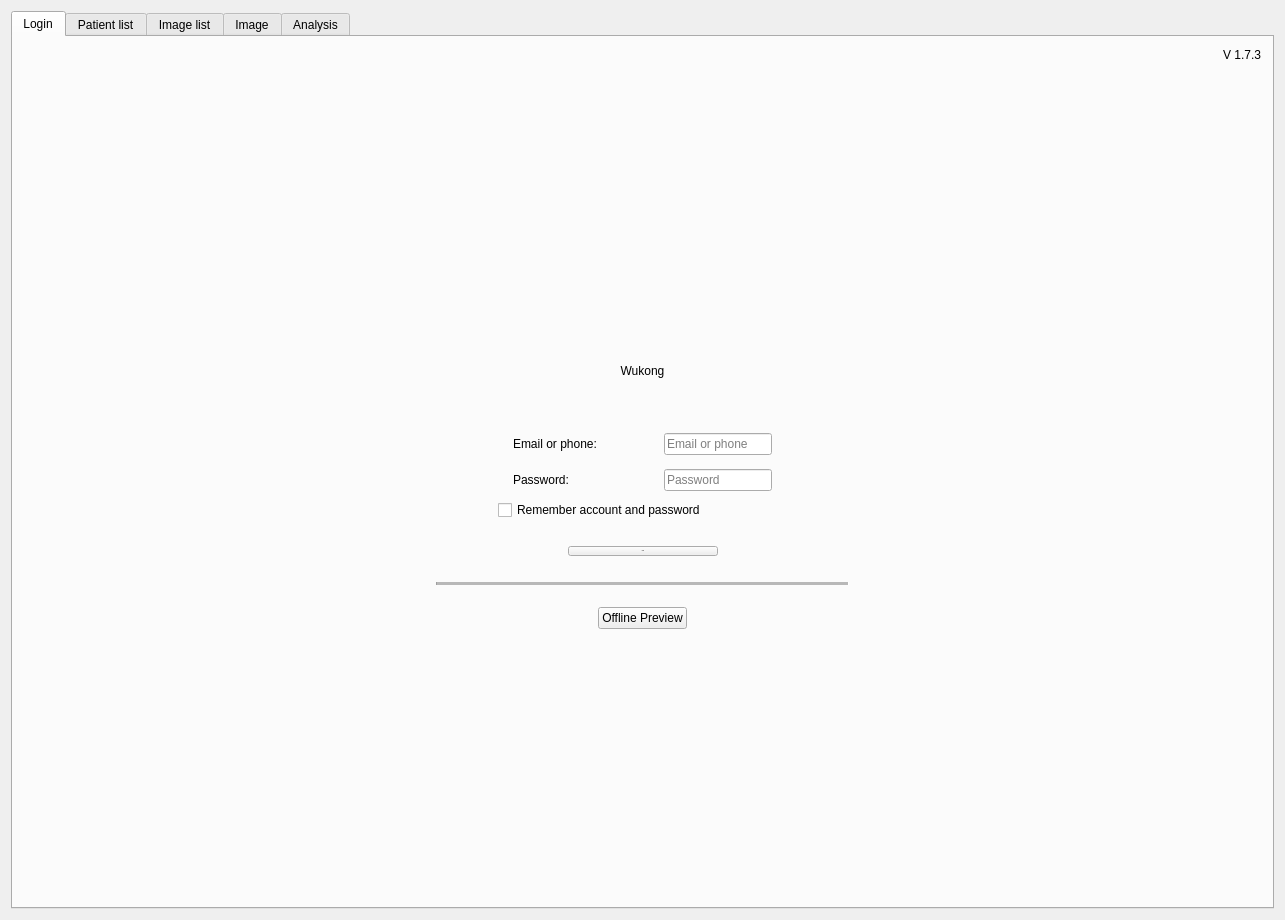
Before: the Qt Designer form DesktopApp/desktopapp.ui in michaelfong2017/landmark-annotator-desktop, drawn with Qt 5.
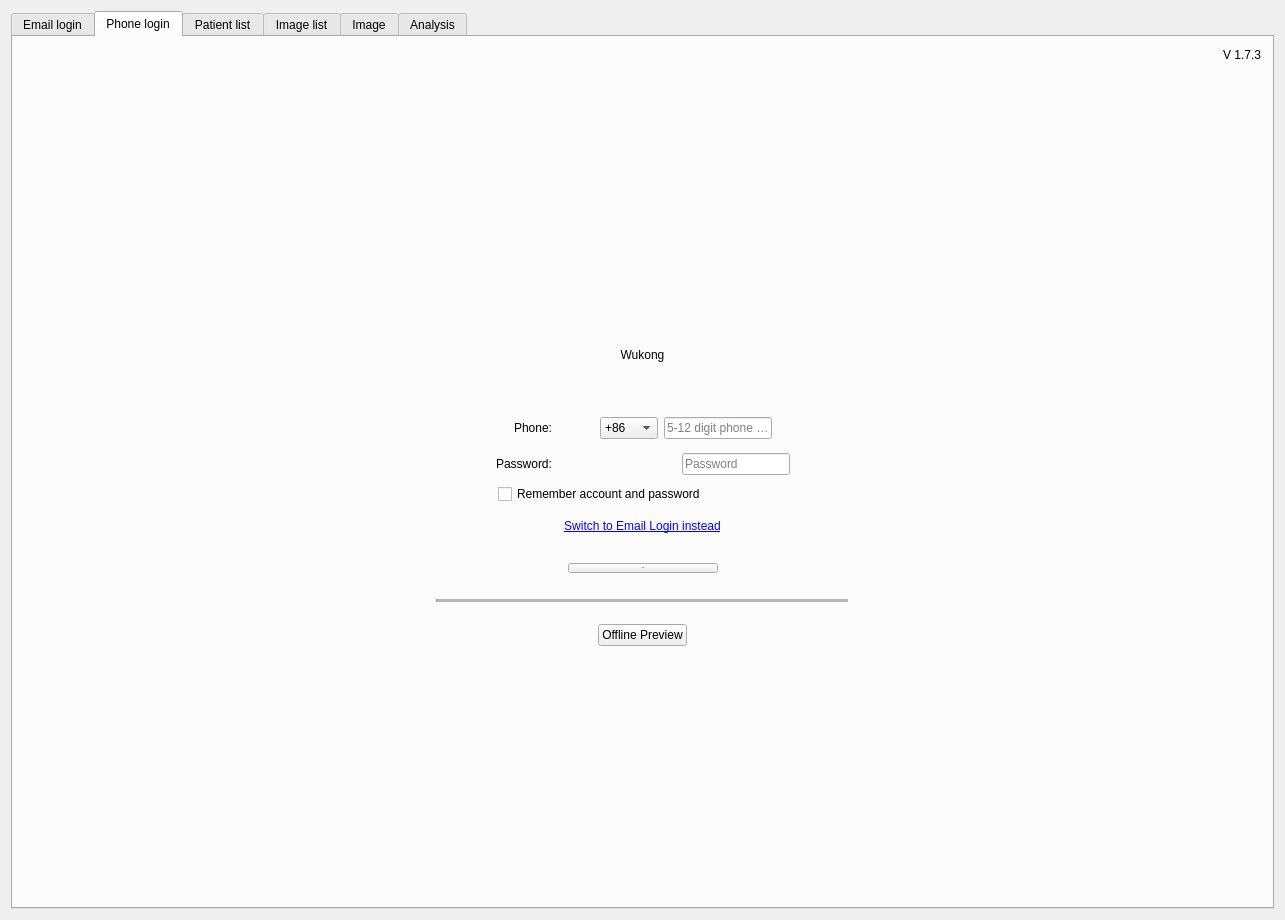
After: the same form once the commit is applied. The open tabs and pages were chosen to show the change.

Commit message: - Switch to Phone Login

What changed in the file:
```diff
--- a/DesktopApp/desktopapp.ui
+++ b/DesktopApp/desktopapp.ui
@@ -48,7 +48,7 @@
        </sizepolicy>
       </property>
       <attribute name="title">
-       <string>Login</string>
+       <string>Email login</string>
       </attribute>
       <layout class="QVBoxLayout" name="verticalLayout_3">
        <item>
@@ -174,7 +174,7 @@
               <string notr="true">font: 20px &quot;MS Shell Dlg 2&quot;;</string>
              </property>
              <property name="text">
-              <string>Email or phone:</string>
+              <string>Email: </string>
              </property>
             </widget>
            </item>
@@ -194,7 +194,7 @@
               <string/>
              </property>
              <property name="placeholderText">
-              <string>Email or phone</string>
+              <string>test@example.com</string>
              </property>
             </widget>
            </item>
@@ -375,6 +375,71 @@
          </item>
         </layout>
        </item>
+       <item>
+        <spacer name="verticalSpacer_11">
+         <property name="orientation">
+          <enum>Qt::Vertical</enum>
+         </property>
+         <property name="sizeType">
+          <enum>QSizePolicy::Minimum</enum>
+         </property>
+         <property name="sizeHint" stdset="0">
+          <size>
+           <width>20</width>
+           <height>5</height>
+          </size>
+         </property>
+        </spacer>
+       </item>
+       <item>
+        <layout class="QHBoxLayout" name="horizontalLayout_19">
+         <item>
+          <spacer name="horizontalSpacer_25">
+           <property name="orientation">
+            <enum>Qt::Horizontal</enum>
+           </property>
+           <property name="sizeHint" stdset="0">
+            <size>
+             <width>40</width>
+             <height>20</height>
+            </size>
+           </property>
+          </spacer>
+         </item>
+         <item>
+          <widget class="QPushButton" name="switchLoginButton">
+           <property name="styleSheet">
+            <string notr="true">
+													color: rgb(0, 0, 255);
+													text-decoration: underline;
+												</string>
+           </property>
+           <property name="text">
+            <string>Switch to Phone Login instead</string>
+           </property>
+           <property name="default">
+            <bool>false</bool>
+           </property>
+           <property name="flat">
+            <bool>true</bool>
+           </property>
+          </widget>
+         </item>
+         <item>
+          <spacer name="horizontalSpacer_26">
+           <property name="orientation">
+            <enum>Qt::Horizontal</enum>
+           </property>
+           <property name="sizeHint" stdset="0">
+            <size>
+             <width>40</width>
+             <height>20</height>
+            </size>
+           </property>
+          </spacer>
+         </item>
+        </layout>
+       </item>
        <item>
         <spacer name="verticalSpacer_7">
          <property name="orientation">
@@ -596,6 +661,651 @@
        </item>
       </layout>
      </widget>
+     <widget class="QWidget" name="loginPhoneTab">
+      <property name="sizePolicy">
+       <sizepolicy hsizetype="Preferred" vsizetype="Preferred">
+        <horstretch>0</horstretch>
+        <verstretch>0</verstretch>
+       </sizepolicy>
+      </property>
+      <attribute name="title">
+       <string>Phone login</string>
+      </attribute>
+      <layout class="QVBoxLayout" name="verticalLayout_16">
+       <item>
+        <widget class="QLabel" name="label_5">
+         <property name="styleSheet">
+          <string notr="true">
+											font: 14px &quot;MS Shell Dlg 2&quot;;
+										</string>
+         </property>
+         <property name="text">
+          <string>V 1.7.3</string>
+         </property>
+         <property name="alignment">
+          <set>Qt::AlignRight|Qt::AlignTop|Qt::AlignTrailing</set>
+         </property>
+        </widget>
+       </item>
+       <item>
+        <spacer name="verticalSpacer_15">
+         <property name="orientation">
+          <enum>Qt::Vertical</enum>
+         </property>
+         <property name="sizeType">
+          <enum>QSizePolicy::Expanding</enum>
+         </property>
+         <property name="sizeHint" stdset="0">
+          <size>
+           <width>20</width>
+           <height>20</height>
+          </size>
+         </property>
+        </spacer>
+       </item>
+       <item>
+        <layout class="QHBoxLayout" name="horizontalLayout_20">
+         <item>
+          <widget class="QLabel" name="titleLabel_2">
+           <property name="sizePolicy">
+            <sizepolicy hsizetype="Preferred" vsizetype="Minimum">
+             <horstretch>0</horstretch>
+             <verstretch>0</verstretch>
+            </sizepolicy>
+           </property>
+           <property name="minimumSize">
+            <size>
+             <width>0</width>
+             <height>72</height>
+            </size>
+           </property>
+           <property name="cursor">
+            <cursorShape>ArrowCursor</cursorShape>
+           </property>
+           <property name="styleSheet">
+            <string notr="true">
+													font: 60px &quot;MS Shell Dlg 2&quot;;
+												</string>
+           </property>
+           <property name="text">
+            <string>Wukong</string>
+           </property>
+           <property name="alignment">
+            <set>Qt::AlignCenter</set>
+           </property>
+          </widget>
+         </item>
+        </layout>
+       </item>
+       <item>
+        <spacer name="verticalSpacer_18">
+         <property name="orientation">
+          <enum>Qt::Vertical</enum>
+         </property>
+         <property name="sizeType">
+          <enum>QSizePolicy::Minimum</enum>
+         </property>
+         <property name="sizeHint" stdset="0">
+          <size>
+           <width>20</width>
+           <height>20</height>
+          </size>
+         </property>
+        </spacer>
+       </item>
+       <item>
+        <layout class="QHBoxLayout" name="horizontalLayout_21">
+         <item>
+          <spacer name="verticalSpacer_12">
+           <property name="orientation">
+            <enum>Qt::Horizontal</enum>
+           </property>
+           <property name="sizeType">
+            <enum>QSizePolicy::Expanding</enum>
+           </property>
+           <property name="sizeHint" stdset="0">
+            <size>
+             <width>60</width>
+             <height>20</height>
+            </size>
+           </property>
+          </spacer>
+         </item>
+         <item>
+          <layout class="QVBoxLayout" name="verticalLayout_17">
+           <item>
+            <widget class="QLabel" name="usernameLabel_2">
+             <property name="sizePolicy">
+              <sizepolicy hsizetype="Minimum" vsizetype="Preferred">
+               <horstretch>0</horstretch>
+               <verstretch>0</verstretch>
+              </sizepolicy>
+             </property>
+             <property name="minimumSize">
+              <size>
+               <width>80</width>
+               <height>0</height>
+              </size>
+             </property>
+             <property name="baseSize">
+              <size>
+               <width>0</width>
+               <height>0</height>
+              </size>
+             </property>
+             <property name="styleSheet">
+              <string notr="true">font: 20px &quot;MS Shell Dlg 2&quot;;</string>
+             </property>
+             <property name="text">
+              <string>Phone: </string>
+             </property>
+            </widget>
+           </item>
+          </layout>
+         </item>
+         <item>
+          <widget class="QComboBox" name="comboBox">
+           <property name="layoutDirection">
+            <enum>Qt::LeftToRight</enum>
+           </property>
+           <item>
+            <property name="text">
+             <string>+86</string>
+            </property>
+           </item>
+           <item>
+            <property name="text">
+             <string>+852</string>
+            </property>
+           </item>
+           <item>
+            <property name="text">
+             <string>+855</string>
+            </property>
+           </item>
+          </widget>
+         </item>
+         <item>
+          <layout class="QVBoxLayout" name="verticalLayout_19">
+           <item>
+            <widget class="QLineEdit" name="usernameLineEdit_2">
+             <property name="sizePolicy">
+              <sizepolicy hsizetype="Preferred" vsizetype="Fixed">
+               <horstretch>0</horstretch>
+               <verstretch>0</verstretch>
+              </sizepolicy>
+             </property>
+             <property name="text">
+              <string/>
+             </property>
+             <property name="placeholderText">
+              <string>5-12 digit phone no.</string>
+             </property>
+            </widget>
+           </item>
+          </layout>
+         </item>
+         <item>
+          <spacer name="horizontalSpacer_27">
+           <property name="orientation">
+            <enum>Qt::Horizontal</enum>
+           </property>
+           <property name="sizeType">
+            <enum>QSizePolicy::Expanding</enum>
+           </property>
+           <property name="sizeHint" stdset="0">
+            <size>
+             <width>40</width>
+             <height>20</height>
+            </size>
+           </property>
+          </spacer>
+         </item>
+        </layout>
+       </item>
+       <item>
+        <spacer name="verticalSpacer_16">
+         <property name="orientation">
+          <enum>Qt::Vertical</enum>
+         </property>
+         <property name="sizeType">
+          <enum>QSizePolicy::Minimum</enum>
+         </property>
+         <property name="sizeHint" stdset="0">
+          <size>
+           <width>20</width>
+           <height>8</height>
+          </size>
+         </property>
+        </spacer>
+       </item>
+       <item>
+        <layout class="QHBoxLayout" name="horizontalLayout_25">
+         <property name="spacing">
+          <number>6</number>
+         </property>
+         <item>
+          <spacer name="horizontalSpacer_28">
+           <property name="orientation">
+            <enum>Qt::Horizontal</enum>
+           </property>
+           <property name="sizeHint" stdset="0">
+            <size>
+             <width>40</width>
+             <height>20</height>
+            </size>
+           </property>
+          </spacer>
+         </item>
+         <item>
+          <layout class="QVBoxLayout" name="verticalLayout_20">
+           <item>
+            <widget class="QLabel" name="passwordLabel_2">
+             <property name="sizePolicy">
+              <sizepolicy hsizetype="Minimum" vsizetype="Preferred">
+               <horstretch>0</horstretch>
+               <verstretch>0</verstretch>
+              </sizepolicy>
+             </property>
+             <property name="minimumSize">
+              <size>
+               <width>180</width>
+               <height>0</height>
+              </size>
+             </property>
+             <property name="styleSheet">
+              <string notr="true">font: 20px &quot;MS Shell Dlg 2&quot;;</string>
+             </property>
+             <property name="text">
+              <string>Password: </string>
+             </property>
+            </widget>
+           </item>
+          </layout>
+         </item>
+         <item>
+          <layout class="QVBoxLayout" name="verticalLayout_21">
+           <item>
+            <widget class="QLineEdit" name="passwordLineEdit_2">
+             <property name="sizePolicy">
+              <sizepolicy hsizetype="Preferred" vsizetype="Fixed">
+               <horstretch>0</horstretch>
+               <verstretch>0</verstretch>
+              </sizepolicy>
+             </property>
+             <property name="text">
+              <string/>
+             </property>
+             <property name="placeholderText">
+              <string>Password</string>
+             </property>
+            </widget>
+           </item>
+          </layout>
+         </item>
+         <item>
+          <spacer name="horizontalSpacer_29">
+           <property name="orientation">
+            <enum>Qt::Horizontal</enum>
+           </property>
+           <property name="sizeHint" stdset="0">
+            <size>
+             <width>40</width>
+             <height>20</height>
+            </size>
+           </property>
+          </spacer>
+         </item>
+        </layout>
+       </item>
+       <item>
+        <spacer name="verticalSpacer_17">
+         <property name="orientation">
+          <enum>Qt::Vertical</enum>
+         </property>
+         <property name="sizeType">
+          <enum>QSizePolicy::Minimum</enum>
+         </property>
+         <property name="sizeHint" stdset="0">
+          <size>
+           <width>20</width>
+           <height>3</height>
+          </size>
+         </property>
+        </spacer>
+       </item>
+       <item>
+        <layout class="QHBoxLayout" name="horizontalLayout_27">
+         <item>
+          <spacer name="horizontalSpacer_31">
+           <property name="orientation">
+            <enum>Qt::Horizontal</enum>
+           </property>
+           <property name="sizeHint" stdset="0">
+            <size>
+             <width>40</width>
+             <height>20</height>
+            </size>
+           </property>
+          </spacer>
+         </item>
+         <item>
+          <widget class="QCheckBox" name="rememberCheckBox_2">
+           <property name="minimumSize">
+            <size>
+             <width>290</width>
+             <height>0</height>
+            </size>
+           </property>
+           <property name="styleSheet">
+            <string notr="true">font: 15px &quot;MS Shell Dlg 2&quot;;</string>
+           </property>
+           <property name="text">
+            <string>Remember account and password</string>
+           </property>
+          </widget>
+         </item>
+         <item>
+          <spacer name="horizontalSpacer_30">
+           <property name="orientation">
+            <enum>Qt::Horizontal</enum>
+           </property>
+           <property name="sizeHint" stdset="0">
+            <size>
+             <width>40</width>
+             <height>20</height>
+            </size>
+           </property>
+          </spacer>
+         </item>
+        </layout>
+       </item>
+       <item>
+        <spacer name="verticalSpacer_13">
+         <property name="orientation">
+          <enum>Qt::Vertical</enum>
+         </property>
+         <property name="sizeType">
+          <enum>QSizePolicy::Minimum</enum>
+         </property>
+         <property name="sizeHint" stdset="0">
+          <size>
+           <width>20</width>
+           <height>5</height>
+          </size>
+         </property>
+        </spacer>
+       </item>
+       <item>
+        <layout class="QHBoxLayout" name="horizontalLayout_33">
+         <item>
+          <spacer name="horizontalSpacer_32">
+           <property name="orientation">
+            <enum>Qt::Horizontal</enum>
+           </property>
+           <property name="sizeHint" stdset="0">
+            <size>
+             <width>40</width>
+             <height>20</height>
+            </size>
+           </property>
+          </spacer>
+         </item>
+         <item>
+          <widget class="QPushButton" name="switchLoginButton_2">
+           <property name="styleSheet">
+            <string notr="true">
+													color: rgb(0, 0, 255);
+													text-decoration: underline;
+												</string>
+           </property>
+           <property name="text">
+            <string>Switch to Email Login instead</string>
+           </property>
+           <property name="default">
+            <bool>false</bool>
+           </property>
+           <property name="flat">
+            <bool>true</bool>
+           </property>
+          </widget>
+         </item>
+         <item>
+          <spacer name="horizontalSpacer_33">
+           <property name="orientation">
+            <enum>Qt::Horizontal</enum>
+           </property>
+           <property name="sizeHint" stdset="0">
+            <size>
+             <width>40</width>
+             <height>20</height>
+            </size>
+           </property>
+          </spacer>
+         </item>
+        </layout>
+       </item>
+       <item>
+        <spacer name="verticalSpacer_19">
+         <property name="orientation">
+          <enum>Qt::Vertical</enum>
+         </property>
+         <property name="sizeType">
+          <enum>QSizePolicy::Minimum</enum>
+         </property>
+         <property name="sizeHint" stdset="0">
+          <size>
+           <width>20</width>
+           <height>15</height>
+          </size>
+         </property>
+        </spacer>
+       </item>
+       <item>
+        <layout class="QHBoxLayout" name="horizontalLayout_34">
+         <item>
+          <spacer name="horizontalSpacer_34">
+           <property name="orientation">
+            <enum>Qt::Horizontal</enum>
+           </property>
+           <property name="sizeType">
+            <enum>QSizePolicy::Expanding</enum>
+           </property>
+           <property name="sizeHint" stdset="0">
+            <size>
+             <width>40</width>
+             <height>20</height>
+            </size>
+           </property>
+          </spacer>
+         </item>
+         <item>
+          <widget class="QPushButton" name="loginButton_2">
+           <property name="sizePolicy">
+            <sizepolicy hsizetype="Minimum" vsizetype="Fixed">
+             <horstretch>0</horstretch>
+             <verstretch>0</verstretch>
+            </sizepolicy>
+           </property>
+           <property name="minimumSize">
+            <size>
+             <width>150</width>
+             <height>0</height>
+            </size>
+           </property>
+           <property name="font">
+            <font>
+             <family>MS Shell Dlg 2</family>
+             <pointsize>-1</pointsize>
+             <weight>50</weight>
+             <italic>false</italic>
+             <bold>false</bold>
+             <underline>false</underline>
+             <stylestrategy>PreferAntialias</stylestrategy>
+            </font>
+           </property>
+           <property name="styleSheet">
+            <string notr="true">font: 20px &quot;MS Shell Dlg 2&quot;;</string>
+           </property>
+           <property name="text">
+            <string>Login</string>
+           </property>
+          </widget>
+         </item>
+         <item>
+          <spacer name="horizontalSpacer_35">
+           <property name="orientation">
+            <enum>Qt::Horizontal</enum>
+           </property>
+           <property name="sizeType">
+            <enum>QSizePolicy::Expanding</enum>
+           </property>
+           <property name="sizeHint" stdset="0">
+            <size>
+             <width>40</width>
+             <height>20</height>
+            </size>
+           </property>
+          </spacer>
+         </item>
+        </layout>
+       </item>
+       <item>
+        <spacer name="verticalSpacer_20">
+         <property name="orientation">
+          <enum>Qt::Vertical</enum>
+         </property>
+         <property name="sizeType">
+          <enum>QSizePolicy::Minimum</enum>
+         </property>
+         <property name="sizeHint" stdset="0">
+          <size>
+           <width>20</width>
+           <height>7</height>
+          </size>
+         </property>
+        </spacer>
+       </item>
+       <item>
+        <layout class="QHBoxLayout" name="horizontalLayout_35">
+         <item>
+          <spacer name="horizontalSpacer_37">
+           <property name="orientation">
+            <enum>Qt::Horizontal</enum>
+           </property>
+           <property name="sizeHint" stdset="0">
+            <size>
+             <width>40</width>
+             <height>20</height>
+            </size>
+           </property>
+          </spacer>
+         </item>
+         <item>
+          <widget class="Line" name="line_2">
+           <property name="sizePolicy">
+            <sizepolicy hsizetype="Expanding" vsizetype="Fixed">
+             <horstretch>0</horstretch>
+             <verstretch>0</verstretch>
+            </sizepolicy>
+           </property>
+           <property name="midLineWidth">
+            <number>3</number>
+           </property>
+           <property name="orientation">
+            <enum>Qt::Horizontal</enum>
+           </property>
+          </widget>
+         </item>
+         <item>
+          <spacer name="horizontalSpacer_36">
+           <property name="orientation">
+            <enum>Qt::Horizontal</enum>
+           </property>
+           <property name="sizeHint" stdset="0">
+            <size>
+             <width>40</width>
+             <height>20</height>
+            </size>
+           </property>
+          </spacer>
+         </item>
+        </layout>
+       </item>
+       <item>
+        <spacer name="verticalSpacer_21">
+         <property name="orientation">
+          <enum>Qt::Vertical</enum>
+         </property>
+         <property name="sizeType">
+          <enum>QSizePolicy::Minimum</enum>
+         </property>
+         <property name="sizeHint" stdset="0">
+          <size>
+           <width>20</width>
+           <height>7</height>
+          </size>
+         </property>
+        </spacer>
+       </item>
+       <item>
+        <layout class="QHBoxLayout" name="horizontalLayout_36">
+         <item>
+          <spacer name="horizontalSpacer_39">
+           <property name="orientation">
+            <enum>Qt::Horizontal</enum>
+           </property>
+           <property name="sizeHint" stdset="0">
+            <size>
+             <width>40</width>
+             <height>20</height>
+            </size>
+           </property>
+          </spacer>
+         </item>
+         <item>
+          <widget class="QPushButton" name="offlineModeButton_2">
+           <property name="styleSheet">
+            <string notr="true">font: 20px &quot;MS Shell Dlg 2&quot;;</string>
+           </property>
+           <property name="text">
+            <string>Offline Preview</string>
+           </property>
+          </widget>
+         </item>
+         <item>
+          <spacer name="horizontalSpacer_38">
+           <property name="orientation">
+            <enum>Qt::Horizontal</enum>
+           </property>
+           <property name="sizeHint" stdset="0">
+            <size>
+             <width>40</width>
+             <height>20</height>
+            </size>
+           </property>
+          </spacer>
+         </item>
+        </layout>
+       </item>
+       <item>
+        <spacer name="verticalSpacer_14">
+         <property name="orientation">
+          <enum>Qt::Vertical</enum>
+         </property>
+         <property name="sizeType">
+          <enum>QSizePolicy::Expanding</enum>
+         </property>
+         <property name="sizeHint" stdset="0">
+          <size>
+           <width>20</width>
+           <height>20</height>
+          </size>
+         </property>
+        </spacer>
+       </item>
+      </layout>
+     </widget>
      <widget class="QWidget" name="patientListTab">
       <attribute name="title">
        <string>Patient list</string>
```
Left out of the diff: 35 changed lines with no effect on the pictures. The commit also changes 3 other files.
